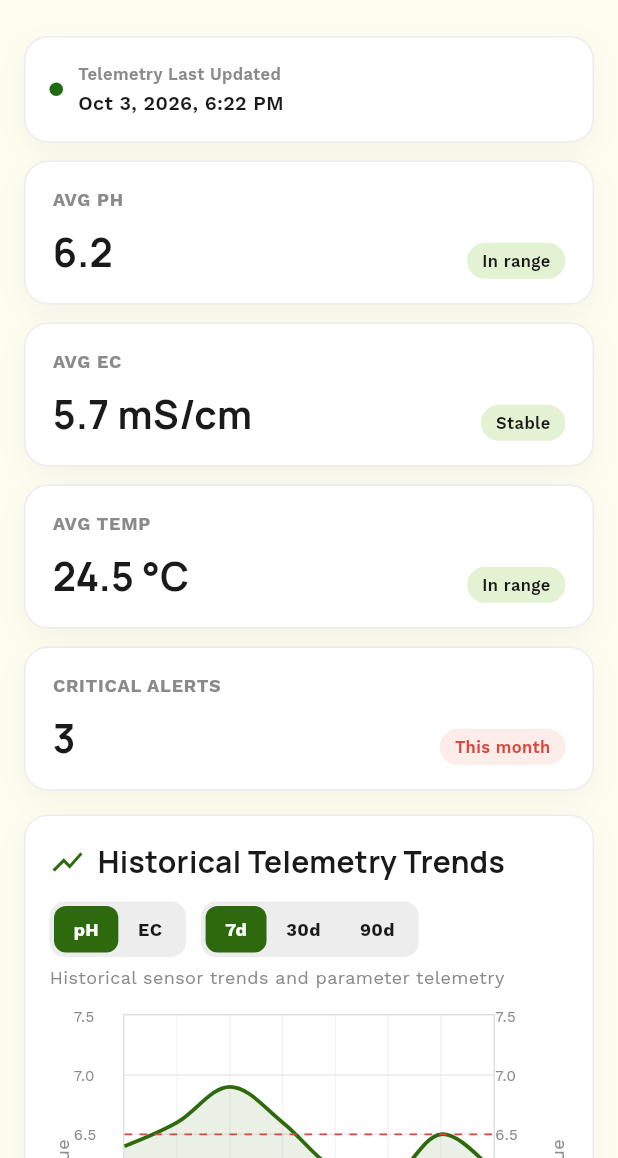
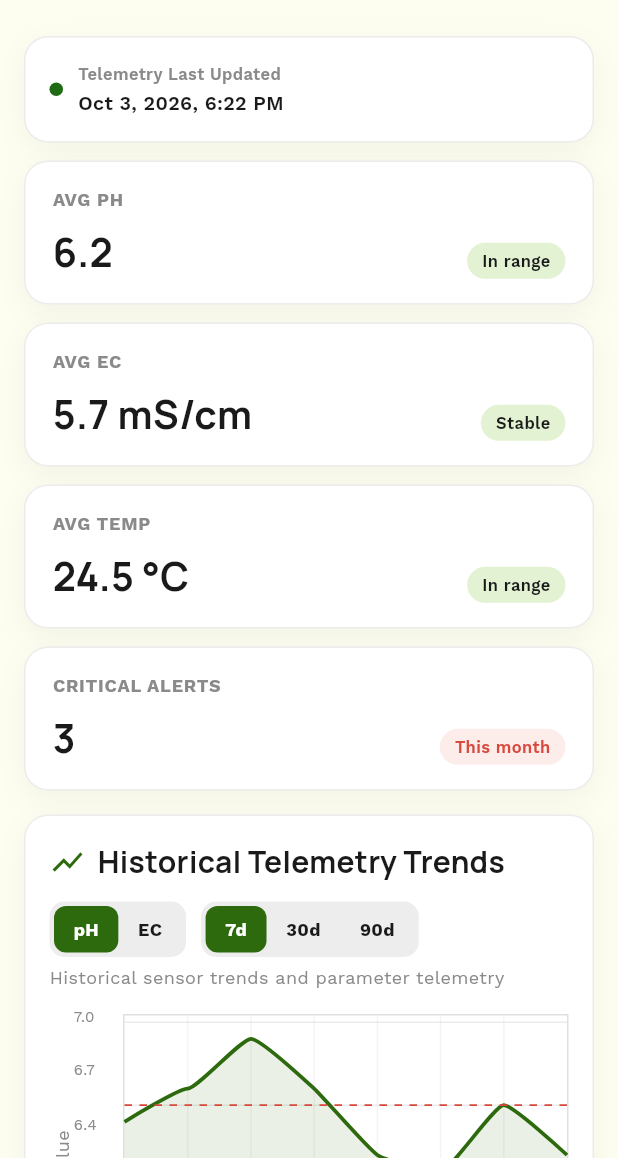
Before and after one commit to advincelyuni2-hue/Hydroponic-Monitoring-Website-, a Flutter app: the ReportsScreen screen opened directly, on a phone screen of 412 x 824 dp, the part 78-1236 px from its top. Run offline on Flutter 3.47's test engine with Material 3 defaults, Android fonts, the phone set to English and light mode, and no system bars; drawn by our look-alikes of fl_chart; our stand-ins replace google_fonts, pdf, printing, supabase_flutter; missing offline and left inert: dart:html; accounts and stored records are empty.

Commit message:
Checkpoint before controller fix

```diff
--- a/lib/widgets/report_analytics_card.dart
+++ b/lib/widgets/report_analytics_card.dart
@@ -157,8 +157,7 @@ class ReportsAnalyticsCardState extends State<ReportsAnalyticsCard> {
   }
 
   Widget _buildLegend() {
-    final currentColor =
-        widget.selectedParameter == 'pH' ? phColor : ecColor;
+    final currentColor = widget.selectedParameter == 'pH' ? phColor : ecColor;
 
     return Row(
       mainAxisSize: MainAxisSize.min,
@@ -186,16 +185,31 @@ class ReportsAnalyticsCardState extends State<ReportsAnalyticsCard> {
       spots.add(FlSpot(i.toDouble(), widget.points[i].value));
     }
 
-    final currentColor =
-        widget.selectedParameter == 'pH' ? phColor : ecColor;
+    final currentColor = widget.selectedParameter == 'pH' ? phColor : ecColor;
+    var dataMin = widget.minThreshold;
+    var dataMax = widget.maxThreshold;
+    for (final point in widget.points) {
+      if (!point.value.isFinite) continue;
+      if (point.value < dataMin) dataMin = point.value;
+      if (point.value > dataMax) dataMax = point.value;
+    }
+    final dataRange = dataMax - dataMin;
+    final padding = (dataRange * 0.1).clamp(0.1, double.infinity).toDouble();
+    final minY = dataMin - padding;
+    final maxY = dataMax + padding;
+    final titleInterval = (maxY - minY) / 5;
+    final labelIntervals = isMobile ? 5 : 6;
+    final xInterval = widget.points.length > 1
+        ? ((widget.points.length - 2 + labelIntervals) ~/ labelIntervals)
+        : 1;
 
     return LineChartData(
       minX: 0,
-      maxX: widget.points.isNotEmpty
-          ? (widget.points.length - 1).toDouble()
-          : 5,
-      minY: widget.selectedParameter == 'pH' ? 5.0 : 0.0,
-      maxY: widget.selectedParameter == 'pH' ? 7.5 : 3.0,
+      maxX:
+          widget.points.isNotEmpty ? (widget.points.length - 1).toDouble() : 5,
+      minY: minY,
+      maxY: maxY,
+      clipData: const FlClipData.all(),
       gridData: FlGridData(
         show: true,
         drawVerticalLine: true,
@@ -214,24 +228,15 @@ class ReportsAnalyticsCardState extends State<ReportsAnalyticsCard> {
       ),
       titlesData: FlTitlesData(
         topTitles: const AxisTitles(sideTitles: SideTitles(showTitles: false)),
-        rightTitles: AxisTitles(
-          axisNameWidget: Text('Value', style: AppTextStyles.cardMeta),
-          sideTitles: SideTitles(
-            showTitles: true,
-            reservedSize: isMobile ? 33 : 42,
-            interval: 0.5,
-            getTitlesWidget: (val, _) => Text(
-              val.toStringAsFixed(1),
-              style: AppTextStyles.cardMeta.copyWith(fontSize: 10),
-            ),
-          ),
+        rightTitles: const AxisTitles(
+          sideTitles: SideTitles(showTitles: false),
         ),
         leftTitles: AxisTitles(
           axisNameWidget: Text('Value', style: AppTextStyles.cardMeta),
           sideTitles: SideTitles(
             showTitles: true,
             reservedSize: isMobile ? 33 : 42,
-            interval: 0.5,
+            interval: titleInterval,
             getTitlesWidget: (val, _) => Text(
               val.toStringAsFixed(1),
               style: AppTextStyles.cardMeta.copyWith(fontSize: 10),
@@ -241,22 +246,31 @@ class ReportsAnalyticsCardState extends State<ReportsAnalyticsCard> {
         bottomTitles: AxisTitles(
           sideTitles: SideTitles(
             showTitles: true,
-            reservedSize: 30,
-            interval: 1,
+            reservedSize: 42,
+            interval: xInterval.toDouble(),
             getTitlesWidget: (val, _) {
               final idx = val.toInt();
-              if (idx >= 0 && idx < widget.points.length) {
-                return Padding(
-                  padding: const EdgeInsets.only(top: 8),
-                  child: Text(
-                    widget.points[idx].label,
-                    style: AppTextStyles.cardMeta.copyWith(
-                      fontSize: isMobile ? 10 : null,
-                    ),
-                  ),
-                );
+              if (idx < 0 ||
+                  idx >= widget.points.length ||
+                  (val - idx).abs() > 0.001 ||
+                  idx % xInterval != 0) {
+                return const SizedBox.shrink();
               }
-              return const SizedBox.shrink();
+              final label = widget.points[idx].label;
+              final previousIdx = idx - xInterval;
+              if (previousIdx >= 0 &&
+                  widget.points[previousIdx].label == label) {
+                return const SizedBox.shrink();
+              }
+              return Padding(
+                padding: const EdgeInsets.only(top: 8),
+                child: Text(
+                  label,
+                  style: AppTextStyles.cardMeta.copyWith(fontSize: 11),
+                  maxLines: 1,
+                  softWrap: false,
+                ),
+              );
             },
           ),
         ),
@@ -294,6 +308,8 @@ class ReportsAnalyticsCardState extends State<ReportsAnalyticsCard> {
         LineChartBarData(
           spots: spots,
           isCurved: true,
+          curveSmoothness: 0.15,
+          preventCurveOverShooting: true,
           color: currentColor,
           barWidth: 2.5,
           dotData: const FlDotData(show: false),
```
